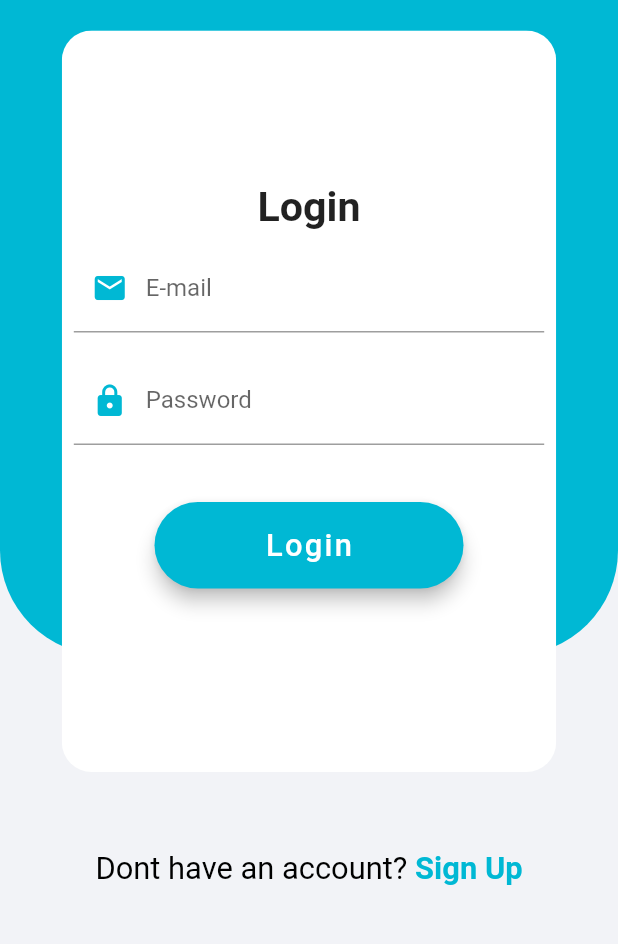
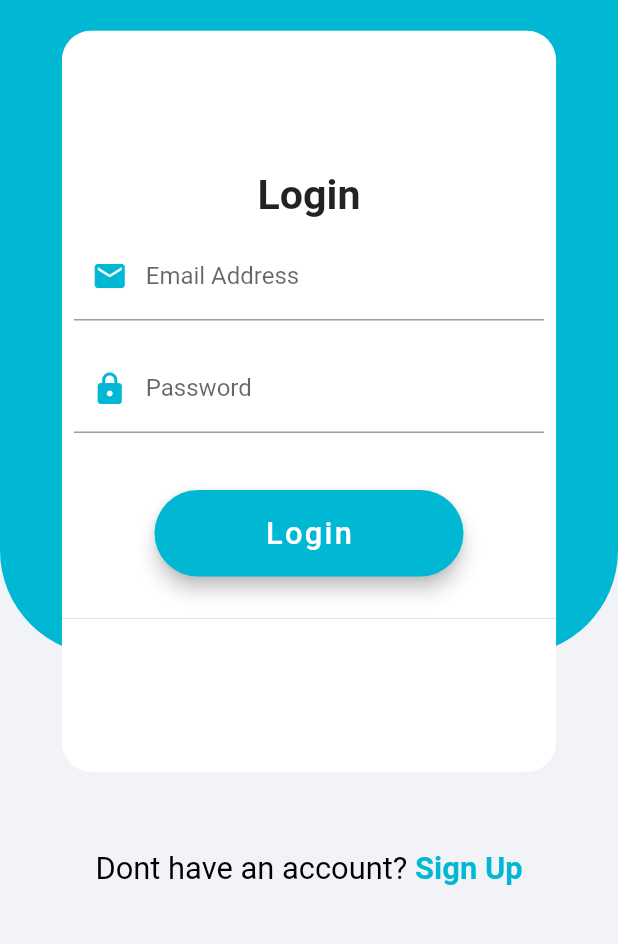
Before and after one commit to wajihtl/stage_flutter, a Flutter app: the LoginPage screen opened directly, on a phone screen of 412 x 824 dp, the part 210-1154 px from its top. Run offline on Flutter 3.47's test engine with Material 2 defaults, Android fonts, the phone set to English and light mode, and no system bars; our stand-ins replace cloud_firestore, curved_navigation_bar, firebase_auth, firebase_core, firebase_storage, font_awesome_flutter and 2 more; accounts and stored records are empty.

Commit message:
register + login  06/08/2021

```diff
--- a/lib/screens/LoginPage.dart
+++ b/lib/screens/LoginPage.dart
@@ -1,88 +1,12 @@
-import 'package:easyship/tabs/Sender/Chat_S.dart';
-import 'package:easyship/widgets/Sender/MessageChat.dart';
+import 'package:easyship/services/global_method.dart';
+import 'package:easyship/tabs/Sender/Offers_S.dart';
+import 'package:easyship/widgets/Sender/Navigation_S.dart';
+import 'package:firebase_auth/firebase_auth.dart';
 import 'package:flutter/material.dart';
 import 'package:font_awesome_flutter/font_awesome_flutter.dart';
-
-import 'EditProfile_S.dart';
 import 'SingUpPage.dart';
 
-/*
 class LoginPage extends StatefulWidget {
-  LoginPage({Key key}) : super(key: key);
-
-  @override
-  _LoginPageState createState() => _LoginPageState();
-}
-
-class _LoginPageState extends State<LoginPage> {
-  TextEditingController _emailControl = new TextEditingController();
-  TextEditingController _passwordControl = new TextEditingController();
-
-  @override
-  Widget build(BuildContext context) {
-    return Scaffold(
-      appBar: AppBar(
-        backgroundColor: Colors.cyanAccent[100],
-        title: Text('Login'),
-      ),
-      body: Center(
-        child: Column(
-          crossAxisAlignment: CrossAxisAlignment.stretch,
-          children: <Widget>[
-            Container(
-              padding: EdgeInsets.all(15),
-              child: TextField(
-                decoration:
-                    InputDecoration(labelText: 'Email', errorText: null),
-                controller: _emailControl,
-              ),
-            ),
-            Container(
-              padding: EdgeInsets.all(15),
-              child: TextField(
-                decoration: InputDecoration(labelText: 'Password'),
-                controller: _passwordControl,
-                obscureText: true,
-              ),
-            ),
-            Padding(
-              padding: const EdgeInsets.all(8.0),
-              child: FlatButton(
-                child: Text(
-                  'Login',
-                  style: TextStyle(
-                    fontSize: 18,
-                  ),
-                ),
-                shape: RoundedRectangleBorder(
-                  borderRadius: BorderRadius.circular(5),
-                ),
-                padding: const EdgeInsets.all(15),
-                color: Colors.cyanAccent[100],
-                textColor: Colors.white,
-                onPressed: () {
-
-                },
-              ),
-            ),
-            FlatButton(
-              child: Text("Create account"),
-              onPressed: () {
-                Navigator.push(
-                  context,
-                  MaterialPageRoute(builder: (context) => SignUpPage()),
-                );
-              },
-            )
-          ],
-        ),
-      ),
-    );
-  }
-}
-*/
-class LoginPage extends StatefulWidget {
-
   final Color Theme;
 
   const LoginPage({Key key, this.Theme}) : super(key: key);
@@ -92,7 +16,38 @@ class LoginPage extends StatefulWidget {
 }
 
 class _LoginPageState extends State<LoginPage> {
-  String email, password;
+  final FocusNode _passwordFocusNode = FocusNode();
+  bool _obscureText = true;
+  String _emailAddress = '';
+  String _password = '';
+  final _formKey = GlobalKey<FormState>();
+
+  GlobalMethods _globalMethods = GlobalMethods();
+  bool _isLoading = false;
+  FirebaseAuth auth = FirebaseAuth.instance;
+  @override
+  void _submitForm() async {
+    setState(() {
+      _isLoading = true;
+    });
+    try {
+      await auth
+          .signInWithEmailAndPassword(
+              email: _emailAddress.toLowerCase().trim(),
+              password: _password.trim())
+          .then((value) => Navigator.push(
+              context, MaterialPageRoute(builder: (context) => Navigation_S())));
+     print('user connected ${auth.currentUser.uid}');
+    } catch (error) {
+      _globalMethods.authErrorHandle(error.message, context);
+      print('error occurred ${error.message}');
+    } finally {
+      setState(() {
+        _isLoading = false;
+      });
+    }
+  }
+
   Widget _buildLogo() {
     return Row(
       mainAxisAlignment: MainAxisAlignment.center,
@@ -119,7 +74,7 @@ class _LoginPageState extends State<LoginPage> {
         keyboardType: TextInputType.emailAddress,
         onChanged: (value) {
           setState(() {
-            email = value;
+            _emailAddress = value;
           });
         },
         decoration: InputDecoration(
@@ -127,7 +82,7 @@ class _LoginPageState extends State<LoginPage> {
               Icons.email,
               color: widget.Theme,
             ),
-            labelText: 'E-mail'),
+            labelText: 'Email Address'),
       ),
     );
   }
@@ -136,11 +91,11 @@ class _LoginPageState extends State<LoginPage> {
     return Padding(
       padding: EdgeInsets.all(8),
       child: TextFormField(
-        keyboardType: TextInputType.text,
+        keyboardType: TextInputType.visiblePassword,
         obscureText: true,
         onChanged: (value) {
           setState(() {
-            password = value;
+            _password = value;
           });
         },
         decoration: InputDecoration(
@@ -150,11 +105,14 @@ class _LoginPageState extends State<LoginPage> {
           ),
           labelText: 'Password',
         ),
+        onSaved: (value) {
+          _password = value;
+        },
       ),
     );
   }
 
-  Widget _buildForgetPasswordButton() {
+  /*Widget _buildForgetPasswordButton() {
     return Row(
       mainAxisAlignment: MainAxisAlignment.start,
       crossAxisAlignment: CrossAxisAlignment.start,
@@ -165,7 +123,7 @@ class _LoginPageState extends State<LoginPage> {
         ),
       ],
     );
-  }
+  }*/
 
   Widget _buildLoginButton() {
     return Row(
@@ -181,7 +139,7 @@ class _LoginPageState extends State<LoginPage> {
             shape: RoundedRectangleBorder(
               borderRadius: BorderRadius.circular(30.0),
             ),
-            onPressed: () {},
+            onPressed: _submitForm,
             child: Text(
               "Login",
               style: TextStyle(
@@ -196,7 +154,7 @@ class _LoginPageState extends State<LoginPage> {
     );
   }
 
-  Widget _buildOrRow() {
+  /*Widget _buildOrRow() {
     return Row(
       mainAxisAlignment: MainAxisAlignment.center,
       children: <Widget>[
@@ -211,9 +169,9 @@ class _LoginPageState extends State<LoginPage> {
         )
       ],
     );
-  }
+  }*/
 
-  Widget _buildSocialBtnRow() {
+  /*Widget _buildSocialBtnRow() {
     return Row(
       mainAxisAlignment: MainAxisAlignment.center,
       children: <Widget>[
@@ -240,7 +198,7 @@ class _LoginPageState extends State<LoginPage> {
         )
       ],
     );
-  }
+  }*/
 
   Widget _buildContainer() {
     return Row(
@@ -266,16 +224,33 @@ class _LoginPageState extends State<LoginPage> {
                     Text(
                       "Login",
                       style: TextStyle(
-                        fontSize: MediaQuery.of(context).size.height / 30, fontWeight: FontWeight.bold,
+                        fontSize: MediaQuery.of(context).size.height / 30,
+                        fontWeight: FontWeight.bold,
                       ),
                     ),
                   ],
                 ),
                 _buildEmailRow(),
                 _buildPasswordRow(),
-                SizedBox(height: 30.0,),
+                SizedBox(
+                  height: 30.0,
+                ),
                 //_buildForgetPasswordButton(),
                 _buildLoginButton(),
+                _isLoading
+                    ? Container(
+                    child: Column(
+                      children: [
+                        Text("Loggin in"),
+                        SizedBox(
+                          height: 10.0,
+                        ),
+                        CircularProgressIndicator(
+                          backgroundColor: widget.Theme,
+                        ),
+                      ],
+                    ))
+                    :Divider(),
                 //_buildOrRow(),
                 //_buildSocialBtnRow(),
               ],
@@ -293,7 +268,10 @@ class _LoginPageState extends State<LoginPage> {
         Padding(
           padding: EdgeInsets.only(top: 40),
           child: FlatButton(
-            onPressed: () => Navigator.push(context, MaterialPageRoute(builder: (context) => SignUpPage(Theme:widget.Theme))),
+            onPressed: () => Navigator.push(
+                context,
+                MaterialPageRoute(
+                    builder: (context) => SignUpPage(Theme: widget.Theme))),
             child: RichText(
               text: TextSpan(children: [
                 TextSpan(
--- a/lib/screens/SingUpPage.dart
+++ b/lib/screens/SingUpPage.dart
@@ -74,7 +74,6 @@ class _SignUpPageState extends State<SignUpPage> {
   FirebaseFirestore firestore = FirebaseFirestore.instance;
 
   bool isValid = false;
-
 
   void _signupAccount() async {
     if (isValid) {
@@ -300,7 +299,6 @@ class _SignUpPageState extends State<SignUpPage> {
                                 ),
                                 isExpanded: true,
                                 hint: TextFormField(
-
                                   decoration: InputDecoration(
                                       labelText: _dropdownValuee),
                                 ),
@@ -346,7 +344,7 @@ class _SignUpPageState extends State<SignUpPage> {
                               TextFormField(
                                 key: ValueKey('Password2'),
                                 validator: (value) {
-                                  if (!equals (value, _Password.text ) ){
+                                  if (!equals(value, _Password.text)) {
                                     return 'Passwords dont match';
                                   }
                                   return null;
```
Also changed, not shown: lib/tabs/Sender/Offers_S.dart (+7 -4 lines).
